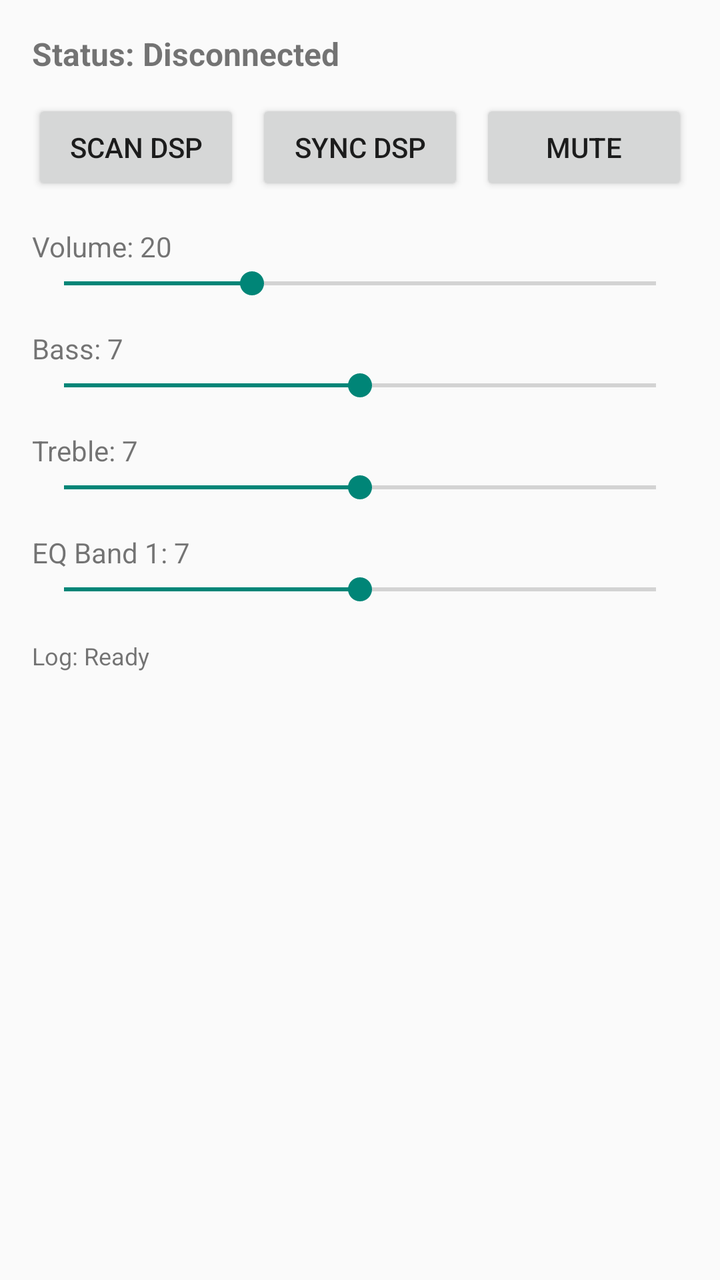
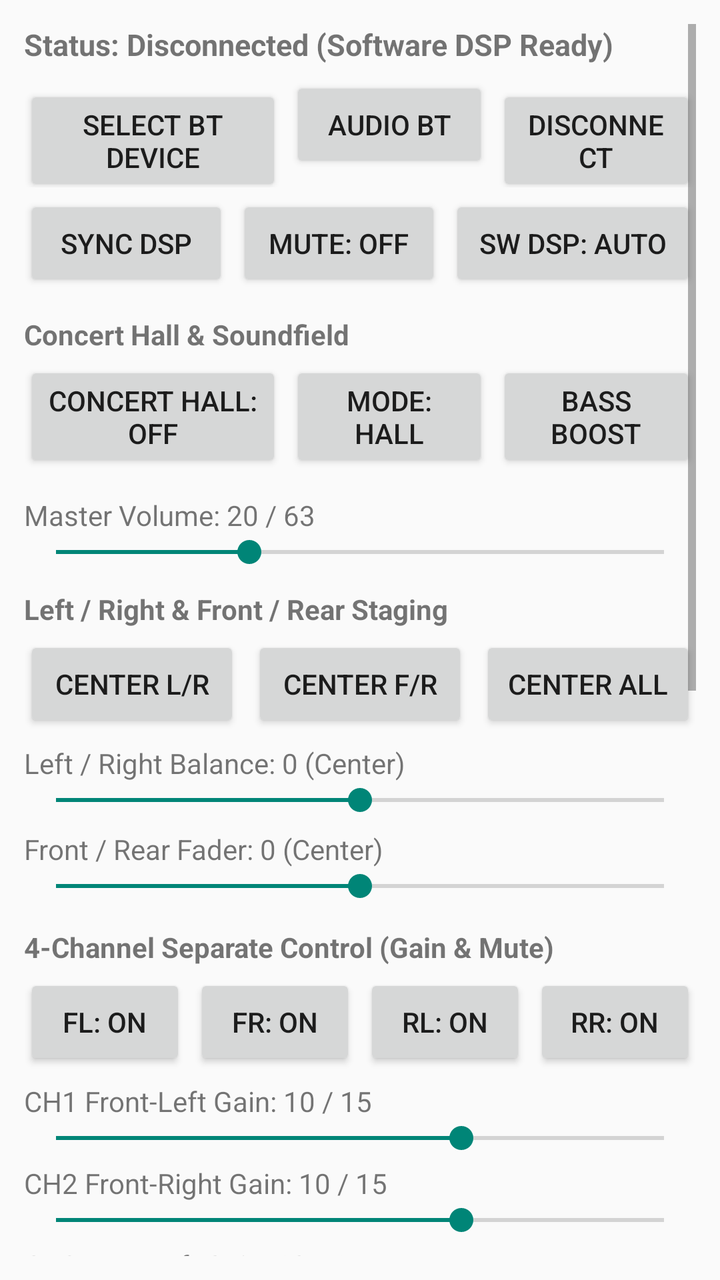

An Android layout rendered at two revisions. The XML below is the earlier revision; the diff shows what the commit changed to produce the second picture.
<!-- AndroidManifest.xml: application theme Theme.AppCompat.Light.DarkActionBar -->
<!-- res/layout/activity_main.xml -->
<?xml version="1.0" encoding="utf-8"?>
<ScrollView xmlns:android="http://schemas.android.com/apk/res/android"
    android:layout_width="match_parent"
    android:layout_height="match_parent"
    android:padding="16dp">

    <LinearLayout
        android:layout_width="match_parent"
        android:layout_height="wrap_content"
        android:orientation="vertical">

        <TextView
            android:id="@+id/tvStatus"
            android:layout_width="match_parent"
            android:layout_height="wrap_content"
            android:paddingBottom="12dp"
            android:text="Status: Disconnected"
            android:textSize="16sp"
            android:textStyle="bold" />

        <LinearLayout
            android:layout_width="match_parent"
            android:layout_height="wrap_content"
            android:orientation="horizontal">

            <Button
                android:id="@+id/btnScan"
                android:layout_width="0dp"
                android:layout_height="wrap_content"
                android:layout_weight="1"
                android:text="Scan DSP" />

            <Button
                android:id="@+id/btnSync"
                android:layout_width="0dp"
                android:layout_height="wrap_content"
                android:layout_marginStart="8dp"
                android:layout_weight="1"
                android:text="Sync DSP" />

            <Button
                android:id="@+id/btnMute"
                android:layout_width="0dp"
                android:layout_height="wrap_content"
                android:layout_marginStart="8dp"
                android:layout_weight="1"
                android:text="Mute" />
        </LinearLayout>

        <TextView
            android:id="@+id/tvVol"
            android:layout_width="match_parent"
            android:layout_height="wrap_content"
            android:paddingTop="16dp"
            android:text="Volume: 20" />

        <SeekBar
            android:id="@+id/sbVol"
            android:layout_width="match_parent"
            android:layout_height="wrap_content"
            android:max="63"
            android:progress="20" />

        <TextView
            android:id="@+id/tvBass"
            android:layout_width="match_parent"
            android:layout_height="wrap_content"
            android:paddingTop="14dp"
            android:text="Bass: 7" />

        <SeekBar
            android:id="@+id/sbBass"
            android:layout_width="match_parent"
            android:layout_height="wrap_content"
            android:max="14"
            android:progress="7" />

        <TextView
            android:id="@+id/tvTreble"
            android:layout_width="match_parent"
            android:layout_height="wrap_content"
            android:paddingTop="14dp"
            android:text="Treble: 7" />

        <SeekBar
            android:id="@+id/sbTreble"
            android:layout_width="match_parent"
            android:layout_height="wrap_content"
            android:max="14"
            android:progress="7" />

        <TextView
            android:id="@+id/tvBand1"
            android:layout_width="match_parent"
            android:layout_height="wrap_content"
            android:paddingTop="14dp"
            android:text="EQ Band 1: 7" />

        <SeekBar
            android:id="@+id/sbBand1"
            android:layout_width="match_parent"
            android:layout_height="wrap_content"
            android:max="14"
            android:progress="7" />

        <TextView
            android:id="@+id/tvLog"
            android:layout_width="match_parent"
            android:layout_height="wrap_content"
            android:paddingTop="16dp"
            android:text="Log: Ready"
            android:textSize="12sp" />

    </LinearLayout>
</ScrollView>
<!-- resources referenced by this layout -->
<resources>

</resources>

<!-- the commit's change to res/layout/activity_main.xml (unified diff, before → after) -->
@@ -2,7 +2,7 @@
 <ScrollView xmlns:android="http://schemas.android.com/apk/res/android"
     android:layout_width="match_parent"
     android:layout_height="match_parent"
-    android:padding="16dp">
+    android:padding="12dp">
 
     <LinearLayout
         android:layout_width="match_parent"
@@ -13,28 +13,51 @@
             android:id="@+id/tvStatus"
             android:layout_width="match_parent"
             android:layout_height="wrap_content"
-            android:paddingBottom="12dp"
-            android:text="Status: Disconnected"
-            android:textSize="16sp"
-            android:textStyle="bold" />
-
-        <LinearLayout
-            android:layout_width="match_parent"
-            android:layout_height="wrap_content"
-            android:orientation="horizontal">
-
-            <Button
-                android:id="@+id/btnScan"
-                android:layout_width="0dp"
-                android:layout_height="wrap_content"
-                android:layout_weight="1"
-                android:text="Scan DSP" />
+            android:paddingBottom="6dp"
+            android:text="Status: Disconnected (Software DSP Ready)"
+            android:textSize="15sp"
+            android:textStyle="bold" />
+
+        
+        <LinearLayout
+            android:layout_width="match_parent"
+            android:layout_height="wrap_content"
+            android:orientation="horizontal">
+
+            <Button
+                android:id="@+id/btnSelectDevice"
+                android:layout_width="0dp"
+                android:layout_height="wrap_content"
+                android:layout_weight="1.3"
+                android:text="Select BT Device" />
+
+            <Button
+                android:id="@+id/btnClassicBt"
+                android:layout_width="0dp"
+                android:layout_height="wrap_content"
+                android:layout_marginStart="4dp"
+                android:layout_weight="1"
+                android:text="Audio BT" />
+
+            <Button
+                android:id="@+id/btnDisconnect"
+                android:layout_width="0dp"
+                android:layout_height="wrap_content"
+                android:layout_marginStart="4dp"
+                android:layout_weight="1"
+                android:text="Disconnect" />
+        </LinearLayout>
+
+        <LinearLayout
+            android:layout_width="match_parent"
+            android:layout_height="wrap_content"
+            android:layout_marginTop="4dp"
+            android:orientation="horizontal">
 
             <Button
                 android:id="@+id/btnSync"
                 android:layout_width="0dp"
                 android:layout_height="wrap_content"
-                android:layout_marginStart="8dp"
                 android:layout_weight="1"
                 android:text="Sync DSP" />
 
@@ -42,17 +65,64 @@
                 android:id="@+id/btnMute"
                 android:layout_width="0dp"
                 android:layout_height="wrap_content"
-                android:layout_marginStart="8dp"
-                android:layout_weight="1"
-                android:text="Mute" />
-        </LinearLayout>
-
+                android:layout_marginStart="4dp"
+                android:layout_weight="1"
+                android:text="Mute: OFF" />
+
+            <Button
+                android:id="@+id/btnSwFallback"
+                android:layout_width="0dp"
+                android:layout_height="wrap_content"
+                android:layout_marginStart="4dp"
+                android:layout_weight="1.2"
+                android:text="SW DSP: AUTO" />
+        </LinearLayout>
+
+        
+        <TextView
+            android:layout_width="match_parent"
+            android:layout_height="wrap_content"
+            android:paddingTop="12dp"
+            android:paddingBottom="4dp"
+            android:text="Concert Hall &amp; Soundfield"
+            android:textStyle="bold" />
+
+        <LinearLayout
+            android:layout_width="match_parent"
+            android:layout_height="wrap_content"
+            android:orientation="horizontal">
+
+            <Button
+                android:id="@+id/btnConcertHall"
+                android:layout_width="0dp"
+                android:layout_height="wrap_content"
+                android:layout_weight="1.3"
+                android:text="Concert Hall: OFF" />
+
+            <Button
+                android:id="@+id/btnHallMode"
+                android:layout_width="0dp"
+                android:layout_height="wrap_content"
+                android:layout_marginStart="4dp"
+                android:layout_weight="1"
+                android:text="Mode: Hall" />
+
+            <Button
+                android:id="@+id/btnLoudness"
+                android:layout_width="0dp"
+                android:layout_height="wrap_content"
+                android:layout_marginStart="4dp"
+                android:layout_weight="1"
+                android:text="Bass Boost" />
+        </LinearLayout>
+
+        
         <TextView
             android:id="@+id/tvVol"
             android:layout_width="match_parent"
             android:layout_height="wrap_content"
-            android:paddingTop="16dp"
-            android:text="Volume: 20" />
+            android:paddingTop="12dp"
+            android:text="Master Volume: 20 / 63" />
 
         <SeekBar
             android:id="@+id/sbVol"
@@ -61,53 +131,357 @@
             android:max="63"
             android:progress="20" />
 
-        <TextView
-            android:id="@+id/tvBass"
-            android:layout_width="match_parent"
-            android:layout_height="wrap_content"
-            android:paddingTop="14dp"
-            android:text="Bass: 7" />
-
-        <SeekBar
-            android:id="@+id/sbBass"
+        
+        <TextView
+            android:layout_width="match_parent"
+            android:layout_height="wrap_content"
+            android:paddingTop="10dp"
+            android:text="Left / Right &amp; Front / Rear Staging"
+            android:textStyle="bold" />
+
+        <LinearLayout
+            android:layout_width="match_parent"
+            android:layout_height="wrap_content"
+            android:layout_marginTop="4dp"
+            android:orientation="horizontal">
+
+            <Button
+                android:id="@+id/btnCenterLR"
+                android:layout_width="0dp"
+                android:layout_height="wrap_content"
+                android:layout_weight="1"
+                android:text="Center L/R" />
+
+            <Button
+                android:id="@+id/btnCenterFR"
+                android:layout_width="0dp"
+                android:layout_height="wrap_content"
+                android:layout_marginStart="6dp"
+                android:layout_weight="1"
+                android:text="Center F/R" />
+
+            <Button
+                android:id="@+id/btnCenterAll"
+                android:layout_width="0dp"
+                android:layout_height="wrap_content"
+                android:layout_marginStart="6dp"
+                android:layout_weight="1"
+                android:text="Center All" />
+        </LinearLayout>
+
+        <TextView
+            android:id="@+id/tvBalance"
+            android:layout_width="match_parent"
+            android:layout_height="wrap_content"
+            android:paddingTop="6dp"
+            android:text="Left / Right Balance: 0 (Center)" />
+
+        <SeekBar
+            android:id="@+id/sbBalance"
             android:layout_width="match_parent"
             android:layout_height="wrap_content"
             android:max="14"
             android:progress="7" />
 
         <TextView
-            android:id="@+id/tvTreble"
-            android:layout_width="match_parent"
-            android:layout_height="wrap_content"
-            android:paddingTop="14dp"
-            android:text="Treble: 7" />
-
-        <SeekBar
-            android:id="@+id/sbTreble"
+            android:id="@+id/tvFader"
+            android:layout_width="match_parent"
+            android:layout_height="wrap_content"
+            android:paddingTop="6dp"
+            android:text="Front / Rear Fader: 0 (Center)" />
+
+        <SeekBar
+            android:id="@+id/sbFader"
             android:layout_width="match_parent"
             android:layout_height="wrap_content"
             android:max="14"
             android:progress="7" />
 
-        <TextView
-            android:id="@+id/tvBand1"
-            android:layout_width="match_parent"
-            android:layout_height="wrap_content"
-            android:paddingTop="14dp"
-            android:text="EQ Band 1: 7" />
-
-        <SeekBar
-            android:id="@+id/sbBand1"
-            android:layout_width="match_parent"
-            android:layout_height="wrap_content"
-            android:max="14"
-            android:progress="7" />
+        
+        <TextView
+            android:layout_width="match_parent"
+            android:layout_height="wrap_content"
+            android:paddingTop="12dp"
+            android:text="4-Channel Separate Control (Gain &amp; Mute)"
+            android:textStyle="bold" />
+
+        <LinearLayout
+            android:layout_width="match_parent"
+            android:layout_height="wrap_content"
+            android:layout_marginTop="4dp"
+            android:orientation="horizontal">
+
+            <Button
+                android:id="@+id/btnMuteFL"
+                android:layout_width="0dp"
+                android:layout_height="wrap_content"
+                android:layout_weight="1"
+                android:text="FL: ON" />
+
+            <Button
+                android:id="@+id/btnMuteFR"
+                android:layout_width="0dp"
+                android:layout_height="wrap_content"
+                android:layout_marginStart="4dp"
+                android:layout_weight="1"
+                android:text="FR: ON" />
+
+            <Button
+                android:id="@+id/btnMuteRL"
+                android:layout_width="0dp"
+                android:layout_height="wrap_content"
+                android:layout_marginStart="4dp"
+                android:layout_weight="1"
+                android:text="RL: ON" />
+
+            <Button
+                android:id="@+id/btnMuteRR"
+                android:layout_width="0dp"
+                android:layout_height="wrap_content"
+                android:layout_marginStart="4dp"
+                android:layout_weight="1"
+                android:text="RR: ON" />
+        </LinearLayout>
+
+        <TextView
+            android:id="@+id/tvChFL"
+            android:layout_width="match_parent"
+            android:layout_height="wrap_content"
+            android:paddingTop="6dp"
+            android:text="CH1 Front-Left Gain: 10 / 15" />
+
+        <SeekBar
+            android:id="@+id/sbChFL"
+            android:layout_width="match_parent"
+            android:layout_height="wrap_content"
+            android:max="15"
+            android:progress="10" />
+
+        <TextView
+            android:id="@+id/tvChFR"
+            android:layout_width="match_parent"
+            android:layout_height="wrap_content"
+            android:paddingTop="4dp"
+            android:text="CH2 Front-Right Gain: 10 / 15" />
+
+        <SeekBar
+            android:id="@+id/sbChFR"
+            android:layout_width="match_parent"
+            android:layout_height="wrap_content"
+            android:max="15"
+            android:progress="10" />
+
+        <TextView
+            android:id="@+id/tvChRL"
+            android:layout_width="match_parent"
+            android:layout_height="wrap_content"
+            android:paddingTop="4dp"
+            android:text="CH3 Rear-Left Gain: 10 / 15" />
+
+        <SeekBar
+            android:id="@+id/sbChRL"
+            android:layout_width="match_parent"
+            android:layout_height="wrap_content"
+            android:max="15"
+            android:progress="10" />
+
+        <TextView
+            android:id="@+id/tvChRR"
+            android:layout_width="match_parent"
+            android:layout_height="wrap_content"
+            android:paddingTop="4dp"
+            android:text="CH4 Rear-Right Gain: 10 / 15" />
+
+        <SeekBar
+            android:id="@+id/sbChRR"
+            android:layout_width="match_parent"
+            android:layout_height="wrap_content"
+            android:max="15"
+            android:progress="10" />
+
+        
+        <TextView
+            android:layout_width="match_parent"
+            android:layout_height="wrap_content"
+            android:paddingTop="12dp"
+            android:text="4-Channel Frequency / Crossover Control"
+            android:textStyle="bold" />
+
+        <LinearLayout
+            android:layout_width="match_parent"
+            android:layout_height="wrap_content"
+            android:layout_marginTop="4dp"
+            android:orientation="horizontal">
+
+            <Button
+                android:id="@+id/btnXoverFull"
+                android:layout_width="0dp"
+                android:layout_height="wrap_content"
+                android:layout_weight="1"
+                android:text="Full Range" />
+
+            <Button
+                android:id="@+id/btnXover80"
+                android:layout_width="0dp"
+                android:layout_height="wrap_content"
+                android:layout_marginStart="4dp"
+                android:layout_weight="1"
+                android:text="80Hz Cut" />
+
+            <Button
+                android:id="@+id/btnXover120"
+                android:layout_width="0dp"
+                android:layout_height="wrap_content"
+                android:layout_marginStart="4dp"
+                android:layout_weight="1"
+                android:text="120Hz Cut" />
+        </LinearLayout>
+
+        <TextView
+            android:id="@+id/tvFreqFL"
+            android:layout_width="match_parent"
+            android:layout_height="wrap_content"
+            android:paddingTop="6dp"
+            android:text="CH1 FL High-Pass Freq: 80 Hz" />
+
+        <SeekBar
+            android:id="@+id/sbFreqFL"
+            android:layout_width="match_parent"
+            android:layout_height="wrap_content"
+            android:max="230"
+            android:progress="60" />
+
+        <TextView
+            android:id="@+id/tvFreqFR"
+            android:layout_width="match_parent"
+            android:layout_height="wrap_content"
+            android:paddingTop="4dp"
+            android:text="CH2 FR High-Pass Freq: 80 Hz" />
+
+        <SeekBar
+            android:id="@+id/sbFreqFR"
+            android:layout_width="match_parent"
+            android:layout_height="wrap_content"
+            android:max="230"
+            android:progress="60" />
+
+        <TextView
+            android:id="@+id/tvFreqRL"
+            android:layout_width="match_parent"
+            android:layout_height="wrap_content"
+            android:paddingTop="4dp"
+            android:text="CH3 RL High-Pass Freq: 80 Hz" />
+
+        <SeekBar
+            android:id="@+id/sbFreqRL"
+            android:layout_width="match_parent"
+            android:layout_height="wrap_content"
+            android:max="230"
+            android:progress="60" />
+
+        <TextView
+            android:id="@+id/tvFreqRR"
+            android:layout_width="match_parent"
+            android:layout_height="wrap_content"
+            android:paddingTop="4dp"
+            android:text="CH4 RR Low/High-Pass Freq: 80 Hz" />
+
+        <SeekBar
+            android:id="@+id/sbFreqRR"
+            android:layout_width="match_parent"
+            android:layout_height="wrap_content"
+            android:max="230"
+            android:progress="60" />
+
+        
+        <TextView
+            android:layout_width="match_parent"
+            android:layout_height="wrap_content"
+            android:paddingTop="12dp"
+            android:text="20-Band Graphic Equalizer (32Hz - 16kHz)"
+            android:textStyle="bold" />
+
+        <LinearLayout
+            android:layout_width="match_parent"
+            android:layout_height="wrap_content"
+            android:layout_marginTop="4dp"
+            android:orientation="horizontal">
+
+            <Button
+                android:id="@+id/btnEqFlat20"
+                android:layout_width="0dp"
+                android:layout_height="wrap_content"
+                android:layout_weight="1"
+                android:text="Flat 20-EQ" />
+
+            <Button
+                android:id="@+id/btnEqBass20"
+                android:layout_width="0dp"
+                android:layout_height="wrap_content"
+                android:layout_marginStart="4dp"
+                android:layout_weight="1"
+                android:text="Mega Bass" />
+
+            <Button
+                android:id="@+id/btnEqRock20"
+                android:layout_width="0dp"
+                android:layout_height="wrap_content"
+                android:layout_marginStart="4dp"
+                android:layout_weight="1"
+                android:text="Clear V-EQ" />
+        </LinearLayout>
+
+        
+        <LinearLayout
+            android:id="@+id/llEq20Container"
+            android:layout_width="match_parent"
+            android:layout_height="wrap_content"
+            android:orientation="vertical"
+            android:paddingTop="6dp" />
+
+        
+        <TextView
+            android:layout_width="match_parent"
+            android:layout_height="wrap_content"
+            android:paddingTop="12dp"
+            android:text="Raw Hex Frame / Diagnostics"
+            android:textStyle="bold" />
+
+        <EditText
+            android:id="@+id/etHexCommand"
+            android:layout_width="match_parent"
+            android:layout_height="wrap_content"
+            android:hint="5A 5A AA 81 0A 27 01 01 2D 48 48"
+            android:inputType="textNoSuggestions"
+            android:textSize="13sp" />
+
+        <LinearLayout
+            android:layout_width="match_parent"
+            android:layout_height="wrap_content"
+            android:layout_marginTop="4dp"
+            android:orientation="horizontal">
+
+            <Button
+                android:id="@+id/btnSendHex"
+                android:layout_width="0dp"
+                android:layout_height="wrap_content"
+                android:layout_weight="1"
+                android:text="Send Hex" />
+
+            <Button
+                android:id="@+id/btnClearLog"
+                android:layout_width="0dp"
+                android:layout_height="wrap_content"
+                android:layout_marginStart="6dp"
+                android:layout_weight="1"
+                android:text="Clear Log" />
+        </LinearLayout>
 
         <TextView
             android:id="@+id/tvLog"
             android:layout_width="match_parent"
             android:layout_height="wrap_content"
-            android:paddingTop="16dp"
+            android:paddingTop="10dp"
             android:text="Log: Ready"
             android:textSize="12sp" />
 
